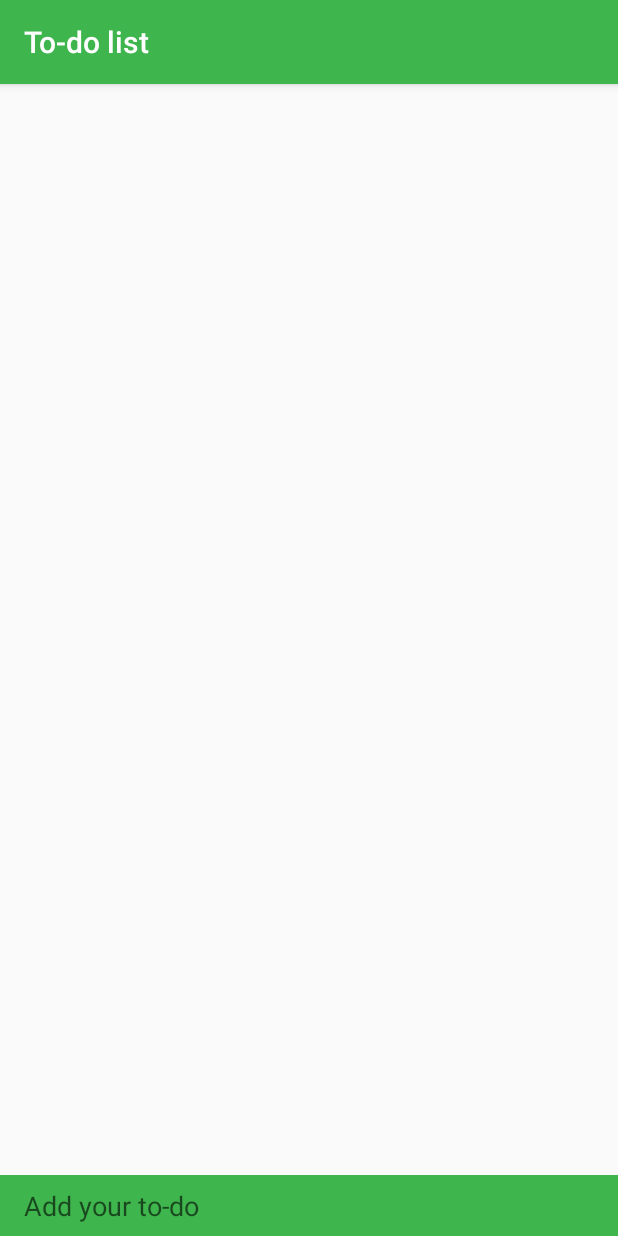
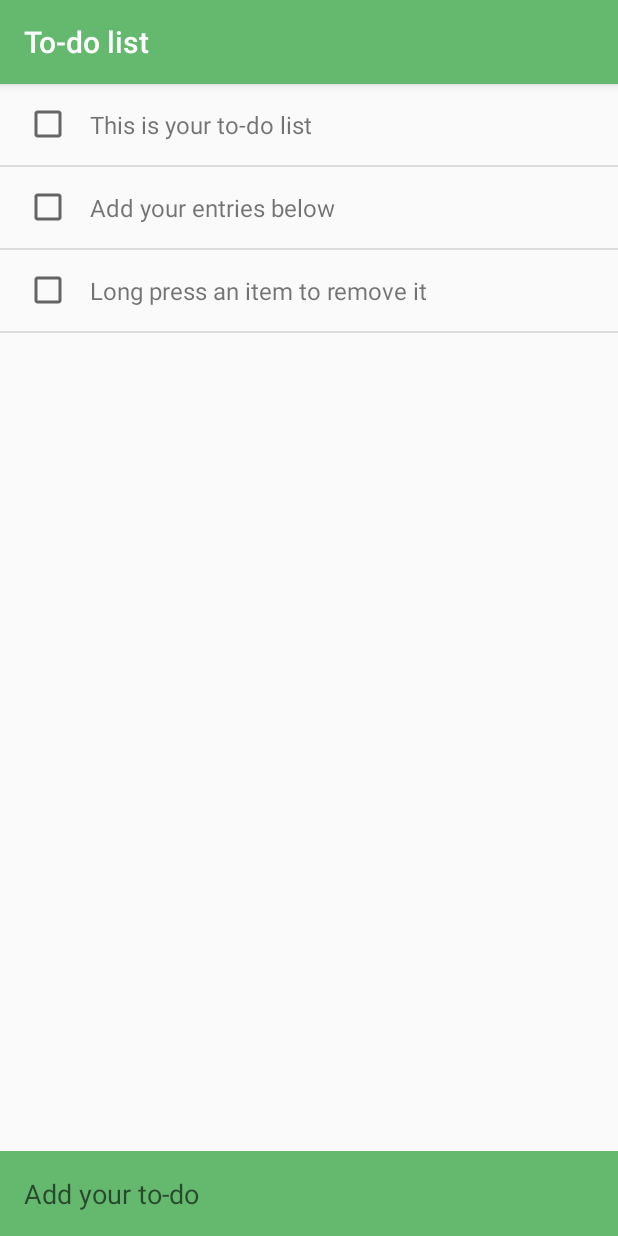
Before and after one commit to MichelleAppel/To-do_list, an Android app: the screen it shows after launch (ToDoList_activity), on a phone screen of 412 x 824 dp. Run offline under Robolectric (Android 15) with nearby library versions, the phone set to English and light mode, and no system bars.

Commit message:
Saves checked state and shows initial instruction entries

```diff
--- a/app/src/main/java/com/example/michelle/todolist/DBhelper.java
+++ b/app/src/main/java/com/example/michelle/todolist/DBhelper.java
@@ -15,11 +15,12 @@ import java.util.ArrayList;
 
 class DBhelper extends SQLiteOpenHelper {
     // Set fields of database schema
-    private static final String DATABASE_NAME = "DATABASE.db";
+    private static final String DATABASE_NAME = "todo_database.db";
     private static final int DATABASE_VERSION = 1;
     private static final String TABLE = "todo_table";
 
-    private String todoString = "todo_string";
+    private String todo_string = "todo_string";
+    private String is_checked = "is_checked";
 
     // Constructor
     DBhelper(Context context) {
@@ -31,7 +32,7 @@ class DBhelper extends SQLiteOpenHelper {
     public void onCreate(SQLiteDatabase db) {
         // Query
         String CREATE_TABLE = "CREATE TABLE " + TABLE + " ( _id INTEGER PRIMARY KEY AUTOINCREMENT , "
-                + todoString + " TEXT )";
+                + todo_string + " TEXT, " + is_checked + " BOOLEAN )";
         db.execSQL(CREATE_TABLE);
     }
 
@@ -49,7 +50,8 @@ class DBhelper extends SQLiteOpenHelper {
         SQLiteDatabase db = getWritableDatabase();
 
         ContentValues values = new ContentValues();
-        values.put(todoString, item.todo_string);
+        values.put(todo_string, item.todo_string);
+        values.put(is_checked, item.is_checked);
 
         db.insert(TABLE, null, values);
         db.close();
@@ -60,14 +62,15 @@ class DBhelper extends SQLiteOpenHelper {
         SQLiteDatabase db = getReadableDatabase();
         ArrayList<ToDo_item> todo_list = new ArrayList<>();
 
-        String query = "SELECT _id , " + todoString + " FROM " + TABLE;
+        String query = "SELECT _id , " + todo_string + " , " + is_checked +  " FROM " + TABLE;
         Cursor cursor = db.rawQuery(query, null);
 
         while(cursor.moveToNext()) {
             int id = cursor.getInt(cursor.getColumnIndex("_id"));
-            String todo_string = cursor.getString(cursor.getColumnIndex(todoString));
+            String todo_string = cursor.getString(cursor.getColumnIndex(this.todo_string));
+            Boolean checked = cursor.getInt(cursor.getColumnIndex(this.is_checked)) > 0;
 
-            ToDo_item item = new ToDo_item(id, todo_string);
+            ToDo_item item = new ToDo_item(id, todo_string, checked);
             todo_list.add(item);
         }
 
@@ -77,19 +80,19 @@ class DBhelper extends SQLiteOpenHelper {
     }
 
     // update
-    public void update(ToDo_item item) {
+    void update(ToDo_item item) {
         SQLiteDatabase db = getWritableDatabase();
         ContentValues values = new ContentValues();
-        values.put("id", item.id);
-        db.update(TABLE, values, "_id = ? ", new String[] {String.valueOf(item.todo_string)});
+        values.put(is_checked, item.is_checked);
+
+        db.update(TABLE, values, " _id = ? ", new String[] {String.valueOf(item.id)});
         db.close();
     }
 
     // delete
     void delete(ToDo_item item) {
-        int id = item.id;
         SQLiteDatabase db = getWritableDatabase();
-        db.delete(TABLE, " _id = ? ", new String[] {String.valueOf(id)});
+        db.delete(TABLE, " _id = ? ", new String[] {String.valueOf(item.id)});
         db.close();
     }
 }
--- a/app/src/main/java/com/example/michelle/todolist/ToDoList_activity.java
+++ b/app/src/main/java/com/example/michelle/todolist/ToDoList_activity.java
@@ -1,5 +1,6 @@
 package com.example.michelle.todolist;
 
+import android.content.SharedPreferences;
 import android.support.v7.app.AppCompatActivity;
 import android.os.Bundle;
 import android.view.KeyEvent;
@@ -8,42 +9,63 @@ import android.widget.AdapterView;
 import android.widget.ArrayAdapter;
 import android.widget.EditText;
 import android.widget.ListView;
+import android.widget.Toast;
 
 import java.util.ArrayList;
 
 public class ToDoList_activity extends AppCompatActivity {
     private DBhelper dBhelper;
-    ListView listView;
-    ArrayAdapter<ToDo_item> adapter;
-    ArrayList<ToDo_item> todo_list;
-    EditText add_editText;
+    private ListView listView;
+    private ArrayAdapter<ToDo_item> adapter;
+    private ArrayList<ToDo_item> todo_list;
+    private EditText add_editText;
 
     @Override
     protected void onCreate(Bundle savedInstanceState) {
         super.onCreate(savedInstanceState);
         setContentView(R.layout.activity_to_do_list);
 
+        // Get database and fill in set ListView to it
         dBhelper = new DBhelper(this);
 
+        // Checks if this is the first startup of the app and sets instructions if so
+        SharedPreferences prefs = getSharedPreferences("first_start", MODE_PRIVATE);
+        Boolean first_start = prefs.getBoolean("first_start", true);
+        if (first_start) {
+            dBhelper.create(new ToDo_item("This is your to-do list"));
+            dBhelper.create(new ToDo_item("Add your entries below"));
+            dBhelper.create(new ToDo_item("Long press an item to remove it"));
+            SharedPreferences.Editor editor = prefs.edit();
+            editor.putBoolean("first_start", false);
+            editor.apply();
+        }
+
+        // Fill the ListView with entries of the database
         set_listView();
 
         add_editText = (EditText)findViewById(R.id.editText);
-
-
         // Performs action when enter is pressed
         add_editText.setOnKeyListener(new View.OnKeyListener() {
             public boolean onKey(View view, int keyCode, KeyEvent keyevent) {
                 if ((keyevent.getAction() == KeyEvent.ACTION_DOWN) && (keyCode == KeyEvent.KEYCODE_ENTER)) {
+                    // Get text from EditText
+                    String todo_string = add_editText.getText().toString();
+                    // If entry is not empty, add to to-do list
+                    if (todo_string.length() > 0) {
+                        ToDo_item item = new ToDo_item(todo_string);
+                        dBhelper.create(item);
 
-                    String todo_string = add_editText.getText().toString();
+                        // Clear EditText
+                        add_editText.setText("");
 
-                    ToDo_item item = new ToDo_item(todo_string);
-                    dBhelper.create(item);
+                        // Update ListView
+                        set_listView();
+                        return true;
 
-                    add_editText.setText("");
-                    set_listView();
-
-                    return true;
+                    // If entry is empty show toast
+                    } else {
+                        Toast.makeText(ToDoList_activity.this, "Don't you have anything to do?", Toast.LENGTH_SHORT).show();
+                    }
                 }
                 return false;
             }
@@ -51,29 +73,34 @@ public class ToDoList_activity extends AppCompatActivity {
 
     }
 
+    // Fills in the ListView with entries from the database
     public void set_listView() {
         // Read database
         todo_list = dBhelper.read();
 
         // Set adapter
-        adapter = new ArrayAdapter<>(this, R.layout.row_layout, R.id.todo_TextView, todo_list);
+        adapter = new ToDo_adapter(this, todo_list);
         listView = (ListView)findViewById(R.id.Todo_listView);
         listView.setAdapter(adapter);
 
-        // Performed when long clicked
+        // Performed when clicked: switch the check sign of an item
+        listView.setOnItemClickListener(new AdapterView.OnItemClickListener() {
+            @Override
+            public void onItemClick(AdapterView<?> parent, View view, int pos, long id) {
+                ToDo_item item = adapter.getItem(pos);
+                dBhelper.update(item.switchChecked());
+                set_listView();
+            }
+        });
+
+        // Performed when long clicked: delete an item
         listView.setOnItemLongClickListener(new AdapterView.OnItemLongClickListener() {
             @Override
             public boolean onItemLongClick(AdapterView<?> arg0, View arg1, int pos, long id) {
-                delete(pos);
+                dBhelper.delete(adapter.getItem(pos));
+                set_listView();
                 return true;
             }
         });
     }
-
-
-
-    public void delete(int pos) {
-        dBhelper.delete(adapter.getItem(pos));
-        set_listView();
-    }
 }
--- /dev/null
+++ b/app/src/main/java/com/example/michelle/todolist/ToDo_adapter.java
@@ -0,0 +1,41 @@
+package com.example.michelle.todolist;
+
+import android.content.Context;
+import android.support.annotation.NonNull;
+import android.view.LayoutInflater;
+import android.view.View;
+import android.view.ViewGroup;
+import android.widget.ArrayAdapter;
+import android.widget.CheckBox;
+import android.widget.TextView;
+
+import java.util.ArrayList;
+
+/**
+ * Created by Michelle on 25-11-2016.
+ * Costumized Arrayadapter
+ */
+
+public class ToDo_adapter extends ArrayAdapter<ToDo_item> {
+
+    public ToDo_adapter(Context context, ArrayList<ToDo_item> values) {
+        super(context, R.layout.row_layout, values);
+    }
+
+    @NonNull
+    @Override
+    public View getView(int position, View convertView, ViewGroup parent) {
+        LayoutInflater inflater = LayoutInflater.from(getContext());
+
+        View  view = inflater.inflate(R.layout.row_layout, parent, false);
+        ToDo_item item = getItem(position);
+
+        TextView textView = (TextView) view.findViewById(R.id.todo_TextView);
+        textView.setText(item.toString());
+
+        CheckBox checkBox = (CheckBox) view.findViewById(R.id.checkBox);
+        checkBox.setChecked(item.is_checked);
+
+        return view;
+    }
+}
--- a/app/src/main/java/com/example/michelle/todolist/ToDo_item.java
+++ b/app/src/main/java/com/example/michelle/todolist/ToDo_item.java
@@ -6,19 +6,29 @@ package com.example.michelle.todolist;
  */
 
 class ToDo_item {
-    String todo_string;
-    int id;
+    public String todo_string;
+    public int id;
+    public boolean is_checked;
 
-    // constructor
-    ToDo_item(String todo_string) {
+    // Constructor with text string
+    public ToDo_item(String todo_string) {
         this.todo_string = todo_string;
     }
 
-    ToDo_item(int id, String todo_string) {
+    // Constructor with id int, text string and checked boolean
+    public ToDo_item(int id, String todo_string, boolean is_checked) {
         this.todo_string = todo_string;
         this.id = id;
+        this.is_checked = is_checked;
     }
 
+    // Switch the checked sign and return item
+    public ToDo_item switchChecked() {
+        is_checked = !is_checked;
+        return this;
+    }
+
+    // To String
     public String toString() {
         return todo_string;
     }
--- a/app/src/main/res/layout/activity_to_do_list.xml
+++ b/app/src/main/res/layout/activity_to_do_list.xml
@@ -21,10 +21,6 @@
         android:inputType="textCapWords"
         android:ems="10"
         android:id="@+id/editText"
-        android:paddingLeft="16dp"
-        android:paddingRight="16dp"
-        android:paddingTop="8dp"
-        android:paddingBottom="8dp"
         android:background="@color/colorPrimary"
         android:hint="@string/add_your_to_do"
         android:layout_alignParentLeft="true"
@@ -32,6 +28,7 @@
         android:layout_alignParentBottom="true"
         android:layout_alignParentRight="true"
         android:layout_alignParentEnd="true"
-        android:textColor="@android:color/white" />
+        android:textColor="@android:color/white"
+        android:padding="16dp" />
 
 </RelativeLayout>
--- a/app/src/main/res/layout/row_layout.xml
+++ b/app/src/main/res/layout/row_layout.xml
@@ -14,7 +14,9 @@
         android:layout_width="wrap_content"
         android:layout_height="wrap_content"
         android:layout_marginLeft="16dp"
-        android:layout_centerVertical="true" />
+        android:layout_centerVertical="true"
+        android:focusable="false"
+        android:clickable="false" />
 
     <TextView android:id="@+id/todo_TextView"
         android:layout_toRightOf="@id/checkBox"
--- a/app/src/main/res/values/colors.xml
+++ b/app/src/main/res/values/colors.xml
@@ -1,6 +1,6 @@
 <?xml version="1.0" encoding="utf-8"?>
 <resources>
-    <color name="colorPrimary">#3fb54d</color>
-    <color name="colorPrimaryDark">#3fb54d</color>
+    <color name="colorPrimary">#65b96f</color>
+    <color name="colorPrimaryDark">#65b96f</color>
     <color name="colorAccent">#71cc76</color>
 </resources>
```
